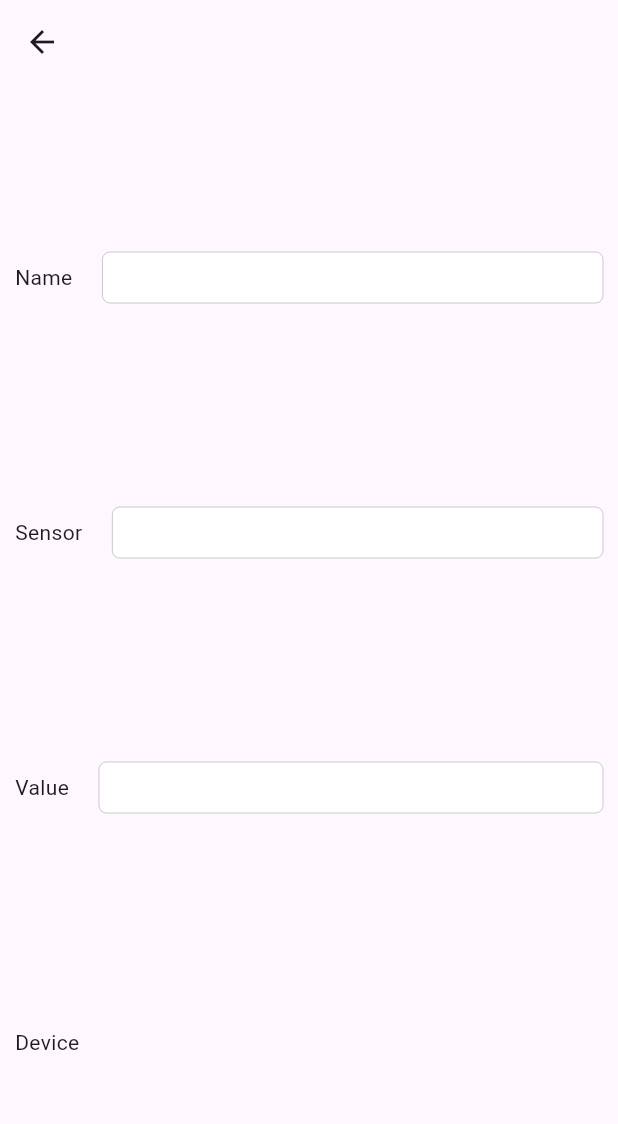
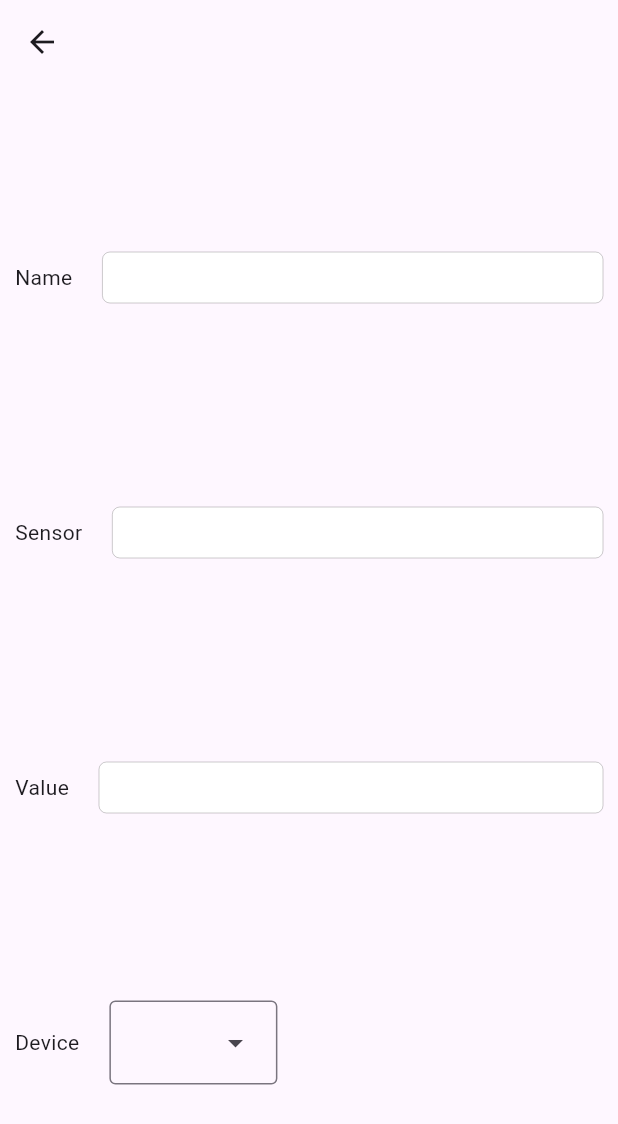
Before and after one commit to helagro/Applied-IoT, a Flutter app: the AutomationEditScreen screen opened directly with empty values, on a phone screen of 412 x 824 dp. Shown: the top 1124 px of the screen. Run offline on Flutter 3.47's test engine with Material 3 defaults, Android fonts, the phone set to English and light mode, and no system bars; our stand-ins replace shared_preferences; accounts and stored records are empty; network calls fail.

Commit message:
Add device select in automation edit

```diff
--- /dev/null
+++ b/client/lib/logic/tradfri_device.dart
@@ -0,0 +1,10 @@
+class TradfriDevice {
+  final int id;
+  final String name;
+
+  TradfriDevice({required this.id, required this.name});
+
+  factory TradfriDevice.fromJson(Map<String, dynamic> json) {
+    return TradfriDevice(id: json['id'], name: json['name']);
+  }
+}
--- a/client/lib/screens/automation_edit_screen.dart
+++ b/client/lib/screens/automation_edit_screen.dart
@@ -1,5 +1,6 @@
 import 'package:flutter/material.dart';
 import 'package:tradfri_extension/logic/Automation.dart';
+import 'package:tradfri_extension/logic/Tradfri_device.dart';
 import 'package:tradfri_extension/logic/automations_backend.dart';
 import 'package:tradfri_extension/widgets/audomation_edit_row.dart';
 import 'package:tradfri_extension/widgets/automation_edit_text_row.dart';
@@ -34,7 +35,9 @@ class _AutomationEditScreenState extends State<AutomationEditScreen> {
                         const BoxConstraints(maxWidth: 900, maxHeight: 700),
                     child: Container(
                         padding: const EdgeInsets.all(10),
-                      child: Column(mainAxisSize: MainAxisSize.min, children: [
+                        child: Column(
+                          mainAxisSize: MainAxisSize.min,
+                          children: [
                             AutomationEditTextRow(
                               name: "Name",
                               controller: nameController,
@@ -48,12 +51,20 @@ class _AutomationEditScreenState extends State<AutomationEditScreen> {
                               name: "Value",
                               controller: valueController,
                             ),
-                        AutomationEditRow(name: "Device", child: Container()
+                            AutomationEditRow(
+                                name: "Device",
+                                child: DropdownMenu<int>(
+                                  dropdownMenuEntries: [
+                                    for (TradfriDevice device
+                                        in widget.backend.devices)
+                                      DropdownMenuEntry(
+                                          value: device.id, label: device.name)
+                                  ],
                                   // AutomationEditRow(name: "Action"),
                                   // AutomationEditRow(name: "Payload"),
-                            ),
-                      ]),
-                    )))));
+                                ))
+                          ],
+                        ))))));
   }
 
   void setupControllers() {
```
Also changed, not shown: client/lib/logic/automations_backend.dart (+7 -3 lines). Lines whose indentation alone changed are shown as unchanged.
